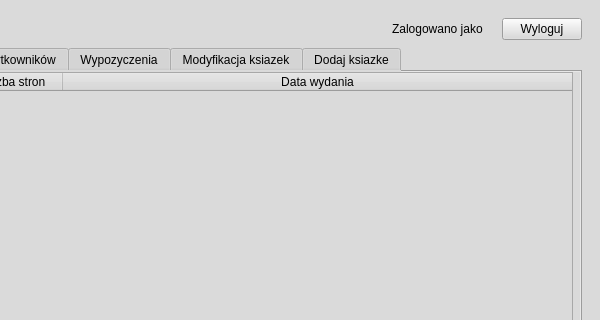
This is QT_files/mainwindow.ui in Sebastian029/Projekt-Cpp-v.2 as Qt 5 draws it before an edit; both pictures show x 358 to 958 and y 0 to 320 of the 958 by 620 pixel window. The edited form follows.
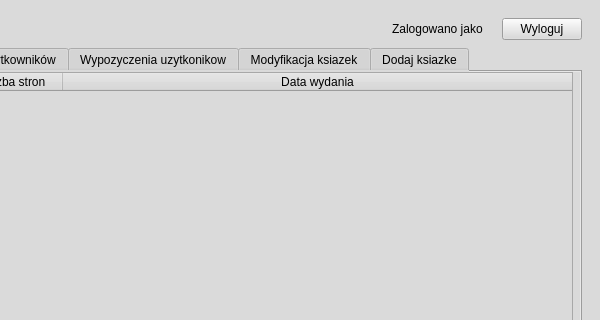
This is the edited form. The open tabs and pages were chosen to show the change. Icons and pictures are not drawn.

Commit message: Przed burza

```diff
--- a/QT_files/mainwindow.ui
+++ b/QT_files/mainwindow.ui
@@ -717,8 +717,23 @@
             <property name="enabled">
              <bool>true</bool>
             </property>
+            <property name="focusPolicy">
+             <enum>Qt::WheelFocus</enum>
+            </property>
+            <property name="layoutDirection">
+             <enum>Qt::LeftToRight</enum>
+            </property>
+            <property name="tabPosition">
+             <enum>QTabWidget::North</enum>
+            </property>
+            <property name="tabShape">
+             <enum>QTabWidget::Rounded</enum>
+            </property>
             <property name="currentIndex">
-             <number>3</number>
+             <number>0</number>
+            </property>
+            <property name="tabBarAutoHide">
+             <bool>false</bool>
             </property>
             <widget class="QWidget" name="wypozyczenie">
              <property name="enabled">
@@ -1036,7 +1051,7 @@
             </widget>
             <widget class="QWidget" name="wypozyczenia">
              <attribute name="title">
-              <string>Wypozyczenia</string>
+              <string>Wypozyczenia uzytkonikow</string>
              </attribute>
              <widget class="QTableWidget" name="tableWidget_wypozyczenia">
               <property name="geometry">
```
Left out of the diff: 2 changed lines with no effect on the pictures. The commit also changes 1 other file.
